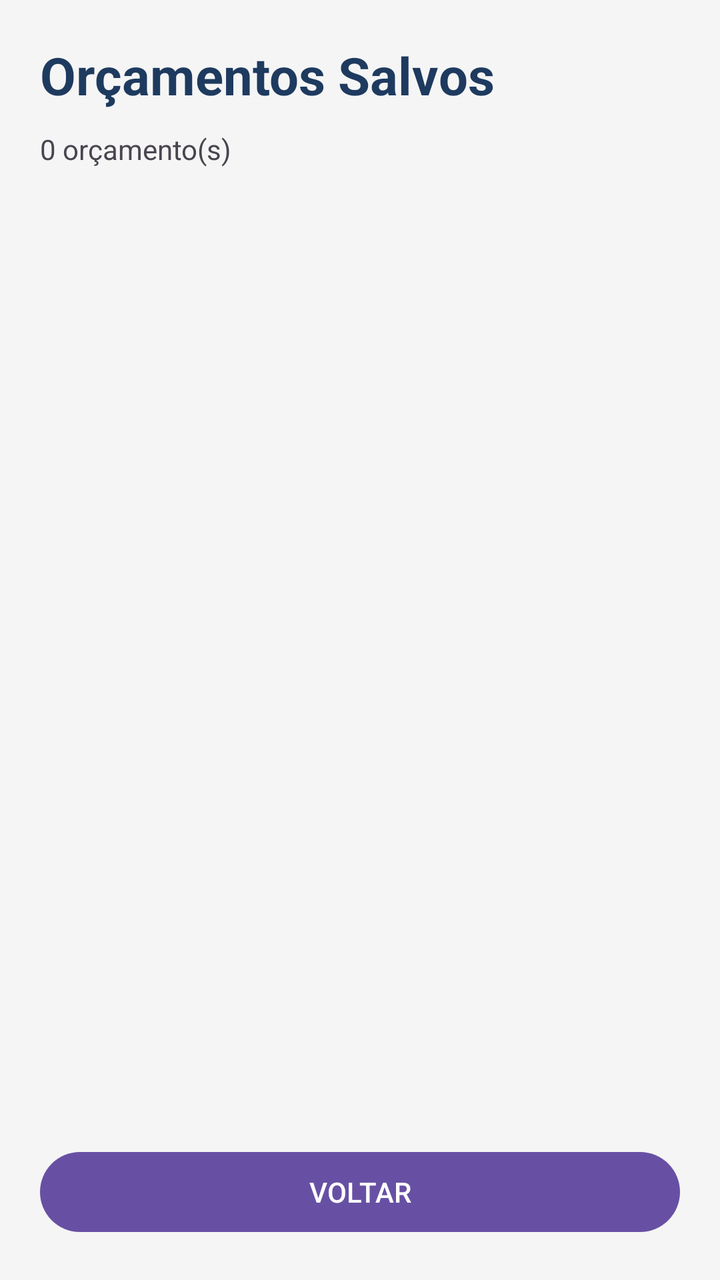
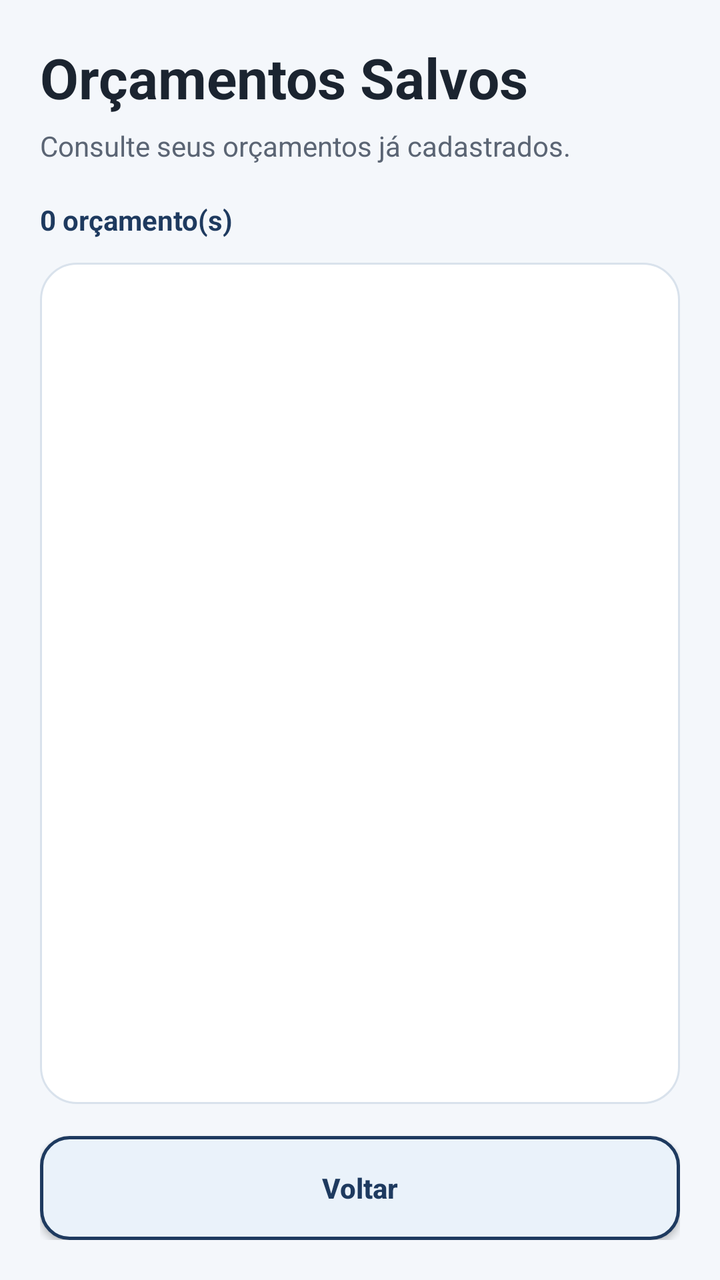

Before-and-after screenshots of an Android layout around one commit, followed by the original layout XML and the change that was made.
<!-- AndroidManifest.xml: application theme Theme.MyApplication -->
<!-- res/layout/activity_lista_orcamentos.xml -->
<?xml version="1.0" encoding="utf-8"?>
<LinearLayout xmlns:android="http://schemas.android.com/apk/res/android"
    android:layout_width="match_parent"
    android:layout_height="match_parent"
    android:orientation="vertical"
    android:padding="20dp"
    android:background="#F5F5F5">

    <TextView
        android:layout_width="match_parent"
        android:layout_height="wrap_content"
        android:text="Orçamentos Salvos"
        android:textSize="26sp"
        android:textStyle="bold"
        android:textColor="#1E3A5F" />

    <TextView
        android:id="@+id/txtQuantidadeOrcamentos"
        android:layout_width="match_parent"
        android:layout_height="wrap_content"
        android:text="0 orçamento(s)"
        android:layout_marginTop="10dp"
        android:layout_marginBottom="10dp" />

    <ListView
        android:id="@+id/listOrcamentos"
        android:layout_width="match_parent"
        android:layout_height="0dp"
        android:layout_weight="1" />

    <Button
        android:id="@+id/btnVoltar"
        android:layout_width="match_parent"
        android:layout_height="wrap_content"
        android:text="VOLTAR" />

</LinearLayout>
<!-- resources referenced by this layout -->
<resources>
  <style name="Theme.MyApplication" parent="Base.Theme.MyApplication" />
  <style name="Base.Theme.MyApplication" parent="Theme.Material3.DayNight.NoActionBar">
          
          
      </style>
</resources>

<!-- the commit's change to res/layout/activity_lista_orcamentos.xml (unified diff, before → after) -->
@@ -4,34 +4,62 @@
     android:layout_height="match_parent"
     android:orientation="vertical"
     android:padding="20dp"
-    android:background="#F5F5F5">
+    android:background="@color/screen_background">
 
     <TextView
         android:layout_width="match_parent"
         android:layout_height="wrap_content"
         android:text="Orçamentos Salvos"
-        android:textSize="26sp"
+        android:textSize="28sp"
         android:textStyle="bold"
-        android:textColor="#1E3A5F" />
+        android:textColor="@color/text_primary" />
+
+    <TextView
+        android:layout_width="match_parent"
+        android:layout_height="wrap_content"
+        android:text="Consulte seus orçamentos já cadastrados."
+        android:textSize="14sp"
+        android:textColor="@color/text_secondary"
+        android:layout_marginTop="6dp" />
 
     <TextView
         android:id="@+id/txtQuantidadeOrcamentos"
         android:layout_width="match_parent"
         android:layout_height="wrap_content"
         android:text="0 orçamento(s)"
-        android:layout_marginTop="10dp"
-        android:layout_marginBottom="10dp" />
+        android:textSize="14sp"
+        android:textStyle="bold"
+        android:textColor="@color/brand_primary"
+        android:layout_marginTop="18dp"
+        android:layout_marginBottom="12dp" />
 
-    <ListView
-        android:id="@+id/listOrcamentos"
+    <LinearLayout
         android:layout_width="match_parent"
         android:layout_height="0dp"
-        android:layout_weight="1" />
+        android:layout_weight="1"
+        android:orientation="vertical"
+        android:background="@drawable/bg_card">
 
-    <Button
+        <ListView
+            android:id="@+id/listOrcamentos"
+            android:layout_width="match_parent"
+            android:layout_height="match_parent"
+            android:divider="@color/border_light"
+            android:dividerHeight="1dp"
+            android:padding="4dp"
+            android:clipToPadding="false" />
+
+    </LinearLayout>
+
+    <androidx.appcompat.widget.AppCompatButton
         android:id="@+id/btnVoltar"
         android:layout_width="match_parent"
-        android:layout_height="wrap_content"
-        android:text="VOLTAR" />
+        android:layout_height="52dp"
+        android:background="@drawable/bg_button_primary"
+        android:text="Voltar"
+        android:textAllCaps="false"
+        android:textStyle="bold"
+        android:textColor="@color/brand_primary"
+        android:layout_marginTop="16dp" />
 
 </LinearLayout>
<!-- resource entries referenced after the edit -->
@@ -1,6 +1,39 @@
 <!-- resources referenced by this layout -->
 <resources>
+  <color name="border_light">#D9E2EC</color>
+  <color name="brand_primary">#1E3A5F</color>
+  <color name="screen_background">#F4F7FB</color>
+  <color name="text_primary">#1B2430</color>
+  <color name="text_secondary">#5B6574</color>
+  <!-- drawable bg_button_primary (drawable) -->
+  <?xml version="1.0" encoding="utf-8"?>
+  <shape xmlns:android="http://schemas.android.com/apk/res/android">
+  
+      <solid android:color="#EAF2FA" />
+  
+      <corners android:radius="14dp" />
+  
+      <stroke
+          android:width="1.5dp"
+          android:color="@color/brand_primary" />
+  
+  </shape>
+  <!-- drawable bg_card (drawable) -->
+  <?xml version="1.0" encoding="utf-8"?>
+  <shape xmlns:android="http://schemas.android.com/apk/res/android">
+      <solid android:color="@color/card_background" />
+      <corners android:radius="18dp" />
+      <stroke
+          android:width="1dp"
+          android:color="@color/border_light" />
+      <padding
+          android:left="16dp"
+          android:top="16dp"
+          android:right="16dp"
+          android:bottom="16dp" />
+  </shape>
   <style name="Theme.MyApplication" parent="Base.Theme.MyApplication" />
+  <color name="card_background">#FFFFFF</color>
   <style name="Base.Theme.MyApplication" parent="Theme.Material3.DayNight.NoActionBar">
           
           
